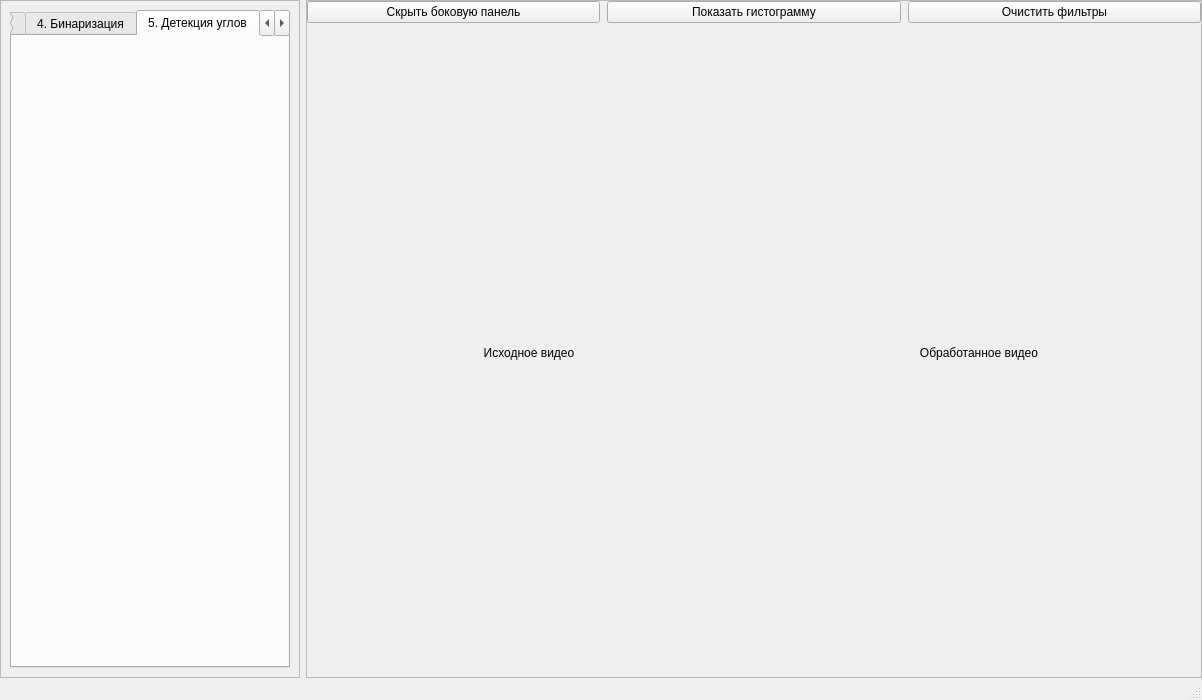
The window that main_window.ui (meshkovaalisa/Final_CV2) describes before a commit, drawn with Qt 5.
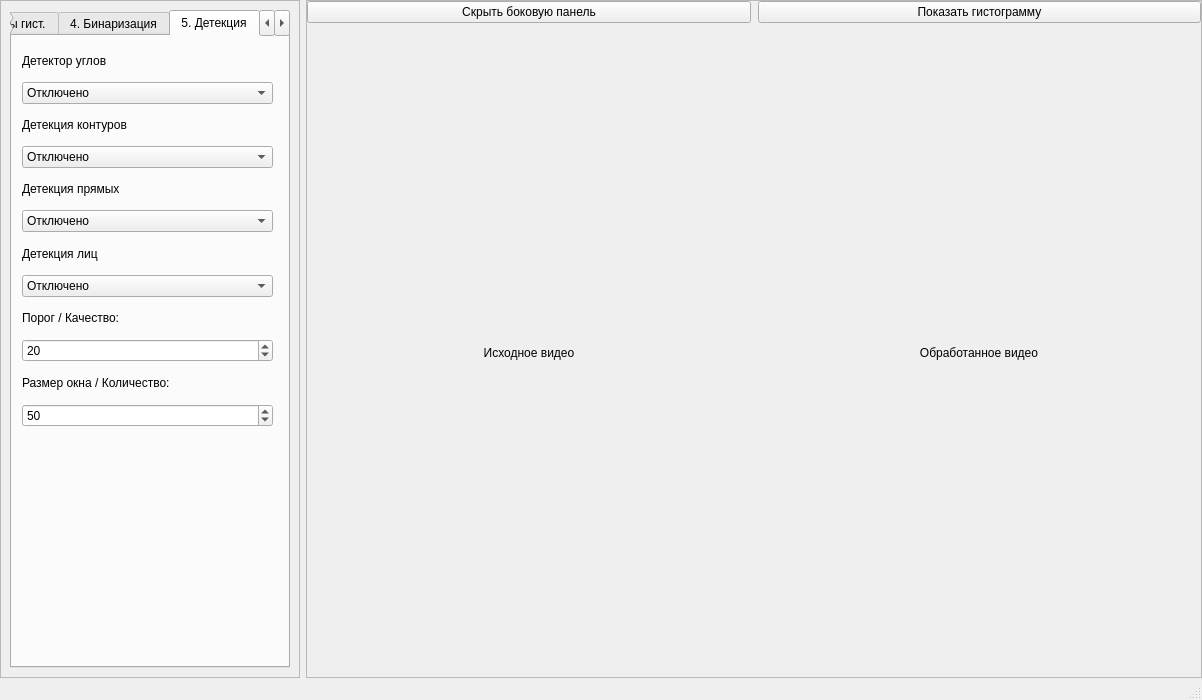
The same window after the commit. The open tabs and pages were chosen to show the change.

Commit message: все вкладки без оптимизации и нормальной структуры

Diff of the .ui file:
```diff
--- a/main_window.ui
+++ b/main_window.ui
@@ -491,27 +491,175 @@
          </widget>
          <widget class="QWidget" name="tab_corners">
           <attribute name="title">
-           <string>5. Детекция углов</string>
+           <string>5. Детекция</string>
           </attribute>
-         </widget>
-         <widget class="QWidget" name="tab_contours">
-          <attribute name="title">
-           <string>6. Детекция контуров</string>
-          </attribute>
-         </widget>
-         <widget class="QWidget" name="tab_lines">
-          <attribute name="title">
-           <string>7. Детекция прямых</string>
-          </attribute>
-         </widget>
-         <widget class="QWidget" name="tab_faces">
-          <attribute name="title">
-           <string>8. Детекция лиц</string>
-          </attribute>
+          <widget class="QWidget" name="verticalLayoutWidget_5">
+           <property name="geometry">
+            <rect>
+             <x>10</x>
+             <y>10</y>
+             <width>251</width>
+             <height>381</height>
+            </rect>
+           </property>
+           <layout class="QVBoxLayout" name="verticalLayout_5">
+            <item>
+             <widget class="QLabel" name="label_18">
+              <property name="text">
+               <string>Детектор углов</string>
+              </property>
+             </widget>
+            </item>
+            <item>
+             <widget class="QComboBox" name="combo_corn_method">
+              <item>
+               <property name="text">
+                <string>Отключено</string>
+               </property>
+              </item>
+              <item>
+               <property name="text">
+                <string>1. Harris</string>
+               </property>
+              </item>
+              <item>
+               <property name="text">
+                <string>2. Shi-Tomas</string>
+               </property>
+              </item>
+              <item>
+               <property name="text">
+                <string>3. FAST</string>
+               </property>
+              </item>
+              <item>
+               <property name="text">
+                <string>4. Blob</string>
+               </property>
+              </item>
+             </widget>
+            </item>
+            <item>
+             <widget class="QLabel" name="label_21">
+              <property name="text">
+               <string>Детекция контуров</string>
+              </property>
+             </widget>
+            </item>
+            <item>
+             <widget class="QComboBox" name="combo_cont_method">
+              <item>
+               <property name="text">
+                <string>Отключено</string>
+               </property>
+              </item>
+              <item>
+               <property name="text">
+                <string>1. Canny</string>
+               </property>
+              </item>
+              <item>
+               <property name="text">
+                <string>2. Sobel</string>
+               </property>
+              </item>
+              <item>
+               <property name="text">
+                <string>3. findContours</string>
+               </property>
+              </item>
+             </widget>
+            </item>
+            <item>
+             <widget class="QLabel" name="label_22">
+              <property name="text">
+               <string>Детекция прямых</string>
+              </property>
+             </widget>
+            </item>
+            <item>
+             <widget class="QComboBox" name="combo_line_method">
+              <item>
+               <property name="text">
+                <string>Отключено</string>
+               </property>
+              </item>
+              <item>
+               <property name="text">
+                <string>1.  Хаф </string>
+               </property>
+              </item>
+              <item>
+               <property name="text">
+                <string>2. LSD </string>
+               </property>
+              </item>
+             </widget>
+            </item>
+            <item>
+             <widget class="QLabel" name="label_23">
+              <property name="text">
+               <string>Детекция лиц</string>
+              </property>
+             </widget>
+            </item>
+            <item>
+             <widget class="QComboBox" name="combo_face_method">
+              <item>
+               <property name="text">
+                <string>Отключено</string>
+               </property>
+              </item>
+              <item>
+               <property name="text">
+                <string>Каскады Хаара</string>
+               </property>
+              </item>
+             </widget>
+            </item>
+            <item>
+             <widget class="QLabel" name="label_19">
+              <property name="text">
+               <string>Порог / Качество:</string>
+              </property>
+             </widget>
+            </item>
+            <item>
+             <widget class="QSpinBox" name="spin_det_thresh">
+              <property name="maximum">
+               <number>100</number>
+              </property>
+              <property name="value">
+               <number>20</number>
+              </property>
+             </widget>
+            </item>
+            <item>
+             <widget class="QLabel" name="label_20">
+              <property name="text">
+               <string>Размер окна / Количество:</string>
+              </property>
+             </widget>
+            </item>
+            <item>
+             <widget class="QSpinBox" name="spin_det_param">
+              <property name="minimum">
+               <number>1</number>
+              </property>
+              <property name="maximum">
+               <number>500</number>
+              </property>
+              <property name="value">
+               <number>50</number>
+              </property>
+             </widget>
+            </item>
+           </layout>
+          </widget>
          </widget>
          <widget class="QWidget" name="tab_motion">
           <attribute name="title">
-           <string>9. Отслеживание</string>
+           <string>6. Отслеживание</string>
           </attribute>
          </widget>
         </widget>
@@ -568,13 +716,6 @@
            </property>
           </widget>
          </item>
-         <item>
-          <widget class="QPushButton" name="btn_reset_filters">
-           <property name="text">
-            <string>Очистить фильтры</string>
-           </property>
-          </widget>
-         </item>
         </layout>
        </item>
        <item>
```
Left out of the diff: 48 changed lines with no effect on the pictures. The commit also changes 2 other files.
